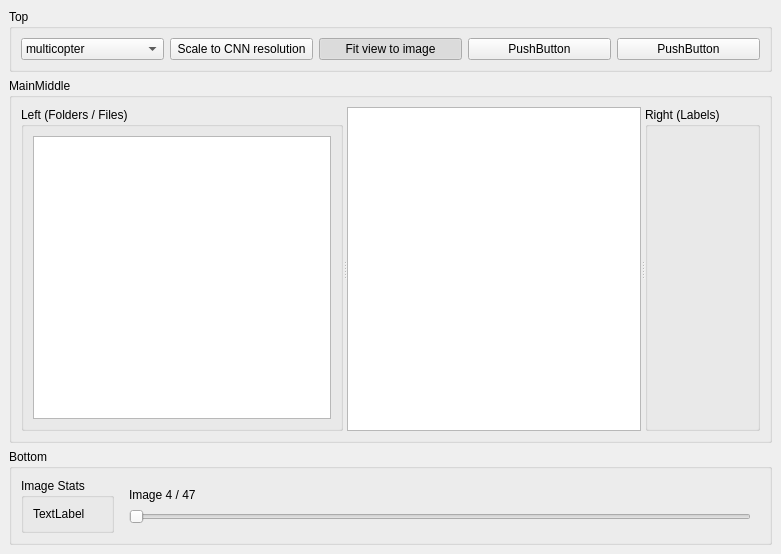
The window that src/mainwindow.ui (j-kallwies/yolo_annotator) describes before a commit, drawn with Qt 5.
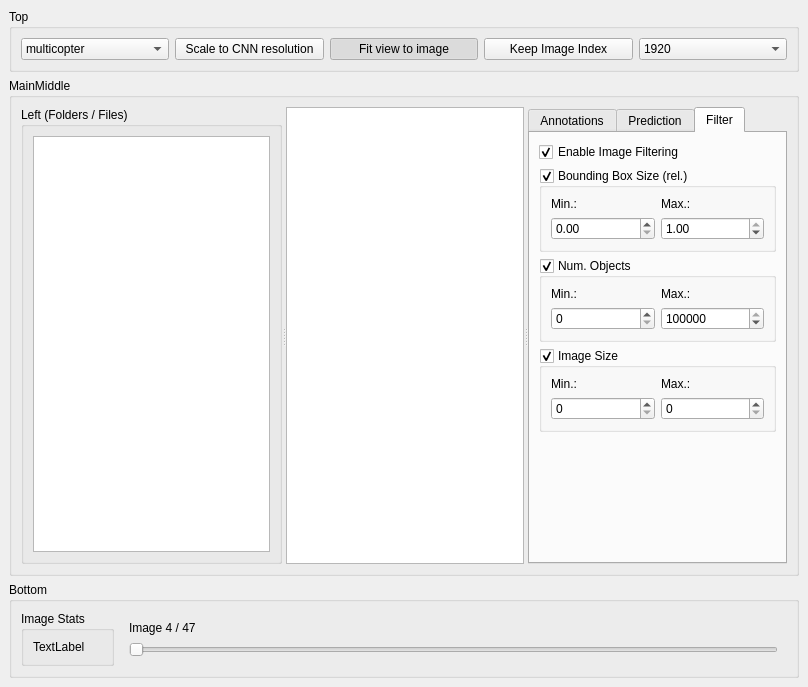
The same window after the commit. The open tabs and pages were chosen to show the change. Custom widgets are drawn as their Qt base class.

The edit to the form file:
```diff
--- a/src/mainwindow.ui
+++ b/src/mainwindow.ui
@@ -6,8 +6,8 @@
    <rect>
     <x>0</x>
     <y>0</y>
-    <width>781</width>
-    <height>554</height>
+    <width>808</width>
+    <height>687</height>
    </rect>
   </property>
   <property name="windowTitle">
@@ -75,15 +75,38 @@
        <item>
         <widget class="QPushButton" name="pushButton_2">
          <property name="text">
-          <string>PushButton</string>
+          <string>Keep Image Index</string>
+         </property>
+         <property name="checkable">
+          <bool>true</bool>
          </property>
         </widget>
        </item>
        <item>
-        <widget class="QPushButton" name="pushButton_3">
-         <property name="text">
-          <string>PushButton</string>
+        <widget class="QComboBox" name="cnn_image_size">
+         <property name="currentIndex">
+          <number>3</number>
          </property>
+         <item>
+          <property name="text">
+           <string>640</string>
+          </property>
+         </item>
+         <item>
+          <property name="text">
+           <string>1024</string>
+          </property>
+         </item>
+         <item>
+          <property name="text">
+           <string>1280</string>
+          </property>
+         </item>
+         <item>
+          <property name="text">
+           <string>1920</string>
+          </property>
+         </item>
         </widget>
        </item>
       </layout>
@@ -117,10 +140,198 @@
           </layout>
          </widget>
          <widget class="ImageView" name="image_view"/>
-         <widget class="QGroupBox" name="groupBox">
-          <property name="title">
-           <string>Right (Labels)</string>
+         <widget class="QTabWidget" name="tabWidget">
+          <property name="currentIndex">
+           <number>1</number>
           </property>
+          <widget class="QWidget" name="tabWidgetPage1">
+           <attribute name="title">
+            <string>Annotations</string>
+           </attribute>
+          </widget>
+          <widget class="QWidget" name="tab">
+           <attribute name="title">
+            <string>Prediction</string>
+           </attribute>
+           <layout class="QVBoxLayout" name="verticalLayout_4">
+            <item>
+             <widget class="QComboBox" name="cnn_model"/>
+            </item>
+            <item>
+             <widget class="QWidget" name="widget_2" native="true">
+              <layout class="QHBoxLayout" name="horizontalLayout_5">
+               <item>
+                <widget class="QPushButton" name="predict_button">
+                 <property name="text">
+                  <string>Start</string>
+                 </property>
+                </widget>
+               </item>
+               <item>
+                <widget class="QPushButton" name="pushButton">
+                 <property name="text">
+                  <string>Stop</string>
+                 </property>
+                </widget>
+               </item>
+              </layout>
+             </widget>
+            </item>
+            <item>
+             <widget class="QPlainTextEdit" name="predict_command_output"/>
+            </item>
+           </layout>
+          </widget>
+          <widget class="QWidget" name="tab_2">
+           <attribute name="title">
+            <string>Filter</string>
+           </attribute>
+           <layout class="QVBoxLayout" name="verticalLayout_5">
+            <item>
+             <widget class="QCheckBox" name="enable_image_filtering">
+              <property name="text">
+               <string>Enable Image Filtering</string>
+              </property>
+              <property name="checked">
+               <bool>true</bool>
+              </property>
+             </widget>
+            </item>
+            <item>
+             <widget class="QGroupBox" name="groupBox_6">
+              <property name="title">
+               <string>Bounding Box Size (rel.)</string>
+              </property>
+              <property name="checkable">
+               <bool>true</bool>
+              </property>
+              <layout class="QGridLayout" name="gridLayout">
+               <item row="0" column="0">
+                <widget class="QLabel" name="label_2">
+                 <property name="text">
+                  <string>Min.:</string>
+                 </property>
+                </widget>
+               </item>
+               <item row="0" column="1">
+                <widget class="QLabel" name="label_3">
+                 <property name="text">
+                  <string>Max.:</string>
+                 </property>
+                </widget>
+               </item>
+               <item row="1" column="0">
+                <widget class="QDoubleSpinBox" name="min_rel_bbox_size">
+                 <property name="maximum">
+                  <double>1.000000000000000</double>
+                 </property>
+                 <property name="singleStep">
+                  <double>0.100000000000000</double>
+                 </property>
+                </widget>
+               </item>
+               <item row="1" column="1">
+                <widget class="QDoubleSpinBox" name="max_rel_bbox_size">
+                 <property name="maximum">
+                  <double>1.000000000000000</double>
+                 </property>
+                 <property name="singleStep">
+                  <double>0.100000000000000</double>
+                 </property>
+                 <property name="value">
+                  <double>1.000000000000000</double>
+                 </property>
+                </widget>
+               </item>
+              </layout>
+             </widget>
+            </item>
+            <item>
+             <widget class="QGroupBox" name="groupBox_7">
+              <property name="title">
+               <string>Num. Objects</string>
+              </property>
+              <property name="checkable">
+               <bool>true</bool>
+              </property>
+              <layout class="QGridLayout" name="gridLayout_2">
+               <item row="0" column="0">
+                <widget class="QLabel" name="label_4">
+                 <property name="text">
+                  <string>Min.:</string>
+                 </property>
+                </widget>
+               </item>
+               <item row="0" column="1">
+                <widget class="QLabel" name="label_5">
+                 <property name="text">
+                  <string>Max.:</string>
+                 </property>
+                </widget>
+               </item>
+               <item row="1" column="0">
+                <widget class="QSpinBox" name="min_num_objects"/>
+               </item>
+               <item row="1" column="1">
+                <widget class="QSpinBox" name="max_num_objects">
+                 <property name="maximum">
+                  <number>999999</number>
+                 </property>
+                 <property name="value">
+                  <number>999999</number>
+                 </property>
+                </widget>
+               </item>
+              </layout>
+             </widget>
+            </item>
+            <item>
+             <widget class="QGroupBox" name="groupBox_8">
+              <property name="title">
+               <string>Image Size</string>
+              </property>
+              <property name="checkable">
+               <bool>true</bool>
+              </property>
+              <layout class="QGridLayout" name="gridLayout_3">
+               <item row="0" column="1">
+                <widget class="QLabel" name="label_7">
+                 <property name="text">
+                  <string>Max.:</string>
+                 </property>
+                </widget>
+               </item>
+               <item row="0" column="0">
+                <widget class="QLabel" name="label_6">
+                 <property name="text">
+                  <string>Min.:</string>
+                 </property>
+                </widget>
+               </item>
+               <item row="1" column="0">
+                <widget class="QSpinBox" name="min_image_size"/>
+               </item>
+               <item row="1" column="1">
+                <widget class="QSpinBox" name="max_image_size"/>
+               </item>
+              </layout>
+             </widget>
+            </item>
+            <item>
+             <spacer name="verticalSpacer">
+              <property name="orientation">
+               <enum>Qt::Vertical</enum>
+              </property>
+              <property name="sizeHint" stdset="0">
+               <size>
+                <width>20</width>
+                <height>43</height>
+               </size>
+              </property>
+             </spacer>
+            </item>
+           </layout>
+          </widget>
          </widget>
         </widget>
        </item>
```
Left out of the diff: 2 changed lines with no effect on the pictures.
